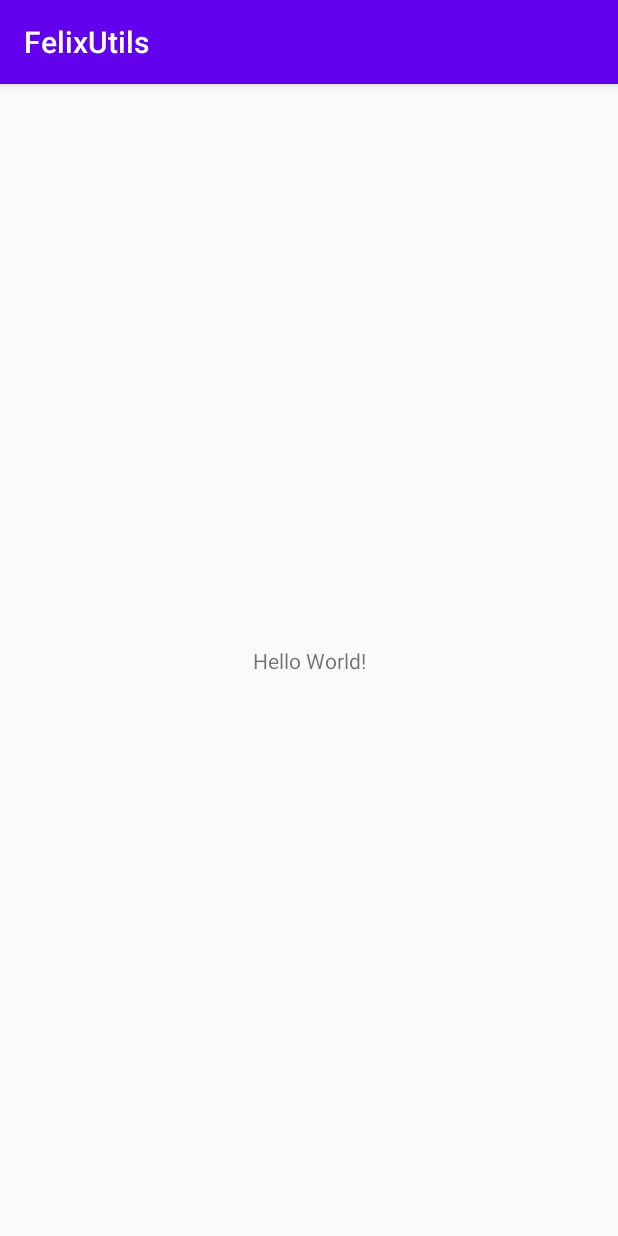
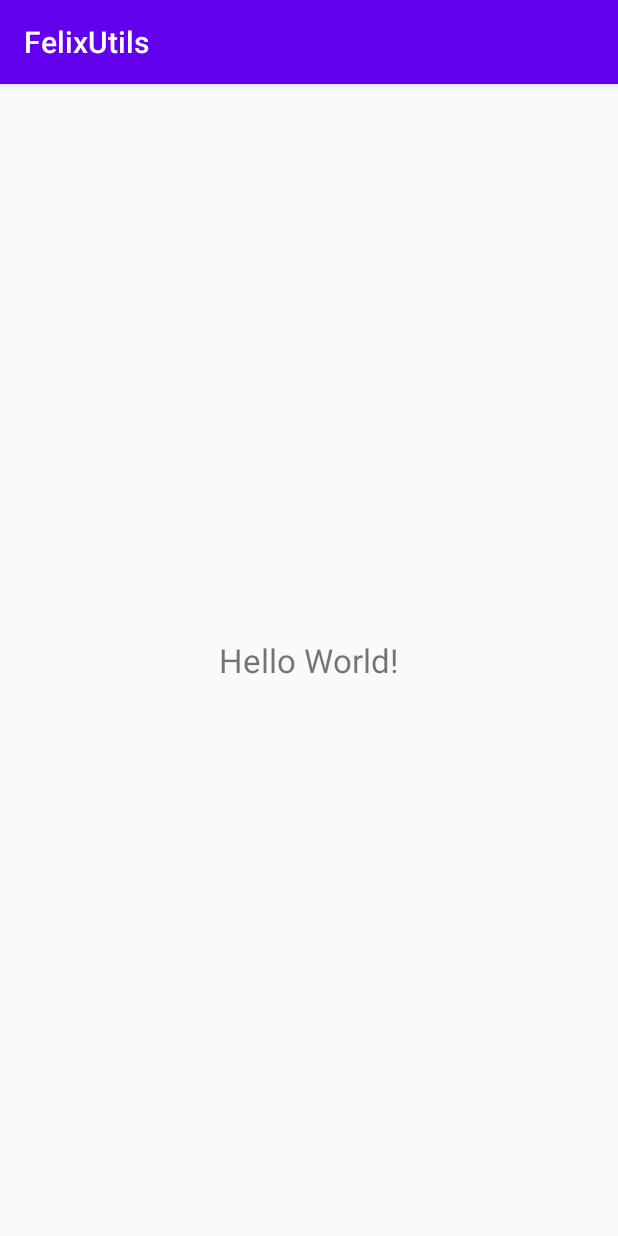
Before and after one commit to felix-maven/FelixUtils, an Android app: the screen it shows after launch (MainActivity), on a phone screen of 412 x 824 dp. Run offline under Robolectric (Android 15) with nearby library versions, the phone set to English and light mode, and no system bars.

```diff
--- a/app/build.gradle
+++ b/app/build.gradle
@@ -7,7 +7,7 @@ android {
     buildToolsVersion "29.0.3"
 
     defaultConfig {
-        applicationId "com.felix.felixutils.app"
+        applicationId "com.felix.utils.app"
         minSdkVersion 21
         targetSdkVersion 29
         versionCode 1
--- a/app/src/main/AndroidManifest.xml
+++ b/app/src/main/AndroidManifest.xml
@@ -3,6 +3,7 @@
     package="com.felix.utils.app">
 
     <application
+        android:name=".App"
         android:allowBackup="true"
         android:icon="@mipmap/ic_launcher"
         android:label="@string/app_name"
--- /dev/null
+++ b/app/src/main/java/com/felix/utils/app/App.kt
@@ -0,0 +1,6 @@
+package com.felix.utils.app
+
+import com.felix.utils.BaseUtilsApp
+
+class App : BaseUtilsApp() {
+}
--- a/app/src/main/java/com/felix/utils/app/MainActivity.kt
+++ b/app/src/main/java/com/felix/utils/app/MainActivity.kt
@@ -2,10 +2,16 @@ package com.felix.utils.app
 
 import androidx.appcompat.app.AppCompatActivity
 import android.os.Bundle
+import com.felix.lib_app_tools.toast.ToastDelegate
+import kotlinx.android.synthetic.main.activity_main.*
 
 class MainActivity : AppCompatActivity() {
     override fun onCreate(savedInstanceState: Bundle?) {
         super.onCreate(savedInstanceState)
         setContentView(R.layout.activity_main)
+        ToastDelegate.show("this is test")
+        tvTest.setOnClickListener {
+            ToastDelegate.show("on Click")
+        }
     }
 }
--- a/app/src/main/res/layout/activity_main.xml
+++ b/app/src/main/res/layout/activity_main.xml
@@ -4,12 +4,15 @@
     xmlns:tools="http://schemas.android.com/tools"
     android:layout_width="match_parent"
     android:layout_height="match_parent"
-    tools:context=".app.MainActivity">
+    tools:context=".MainActivity">
 
     <TextView
+        android:id="@+id/tvTest"
         android:layout_width="wrap_content"
         android:layout_height="wrap_content"
+        android:padding="16dp"
         android:text="Hello World!"
+        android:textSize="22sp"
         app:layout_constraintBottom_toBottomOf="parent"
         app:layout_constraintLeft_toLeftOf="parent"
         app:layout_constraintRight_toRightOf="parent"
--- a/lib_util/build.gradle
+++ b/lib_util/build.gradle
@@ -11,8 +11,8 @@ android {
     defaultConfig {
         minSdkVersion 21
         targetSdkVersion 29
-        versionCode 10000
-        versionName "1.0.0"
+        versionCode 10001
+        versionName "1.0.1"
 
         testInstrumentationRunner "androidx.test.runner.AndroidJUnitRunner"
         consumerProguardFiles "consumer-rules.pro"
--- a/lib_util/src/main/java/com/felix/utils/BaseUtilsApp.kt
+++ b/lib_util/src/main/java/com/felix/utils/BaseUtilsApp.kt
@@ -8,7 +8,7 @@ import android.content.Context
  * @Date: 2020/11/28
  * @Des: BaseUtilsApp
  */
-class BaseUtilsApp : Application() {
+open class BaseUtilsApp : Application() {
     override fun attachBaseContext(base: Context?) {
         super.attachBaseContext(base)
         AppUtils.setup(this)
--- a/lib_util/src/main/java/com/felix/utils/toast/ToastManager.kt
+++ b/lib_util/src/main/java/com/felix/utils/toast/ToastManager.kt
@@ -16,7 +16,7 @@ internal class ToastManager private constructor() : IToast {
 
     init {
         UIDelegate.post {
-            toast = Toast(AppDelegate)
+            toast = Toast.makeText(AppDelegate, "", Toast.LENGTH_SHORT)
         }
     }
 
```
